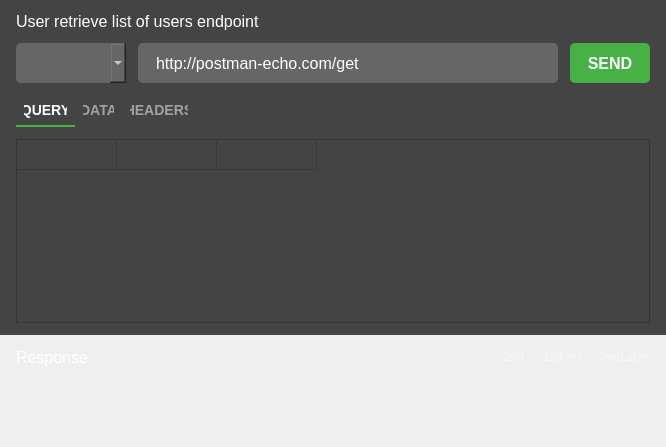
The window that Widgets/endpointdetailwidget.ui (ivanmaslyuk/RestTester) describes before a commit, drawn with Qt 5.
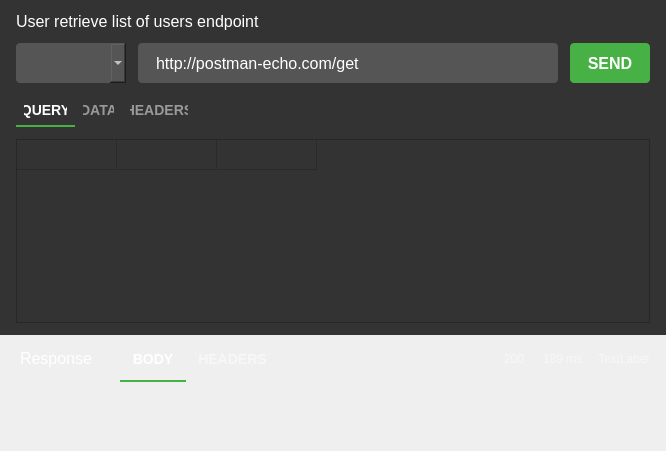
The same window after the commit. Custom widgets are drawn as their Qt base class.

What changed in the file:
```diff
--- a/Widgets/endpointdetailwidget.ui
+++ b/Widgets/endpointdetailwidget.ui
@@ -7,7 +7,7 @@
     <x>0</x>
     <y>0</y>
     <width>666</width>
-    <height>407</height>
+    <height>451</height>
    </rect>
   </property>
   <property name="windowTitle">
@@ -41,7 +41,7 @@
       </sizepolicy>
      </property>
      <property name="styleSheet">
-      <string notr="true">background-color: #444;</string>
+      <string notr="true">background-color: #333;</string>
      </property>
      <layout class="QVBoxLayout" name="verticalLayout_5">
       <property name="spacing">
@@ -90,8 +90,8 @@
            <string notr="true">QComboBox {
 	height: 40px;	
 	margin: 0;
-	border-radius: 5px;
-	background-color: #666;
+	border-radius: 4px;
+	background-color: #555;
 	color: white;
 	text-align: center;
 	padding-left: 16px;
@@ -146,10 +146,10 @@
           </property>
           <property name="styleSheet">
            <string notr="true">font-size: 16px;
-background-color: #666;
+background-color: #555;
 padding-left: 16px;
 padding-right: 16px;
-border-radius: 5px;
+border-radius: 4px;
 color: white;</string>
           </property>
           <property name="text">
@@ -195,7 +195,7 @@
              <string notr="true">QPushButton {
 	background-color: rgb(72, 177, 70);
 	color: white;
-	border-radius: 5px;
+	border-radius: 4px;
 	font-size: 16px;
 	font-weight: bold;
 	font-family: &quot;Roboto&quot;;
@@ -257,6 +257,9 @@
 	border: none;
 }</string>
         </property>
+        <property name="tabShape">
+         <enum>QTabWidget::Rounded</enum>
+        </property>
         <property name="currentIndex">
          <number>0</number>
         </property>
@@ -516,25 +519,59 @@
           <number>16</number>
          </property>
          <property name="topMargin">
-          <number>12</number>
+          <number>0</number>
          </property>
          <property name="rightMargin">
           <number>16</number>
          </property>
          <property name="bottomMargin">
-          <number>12</number>
+          <number>0</number>
          </property>
          <item>
           <widget class="QLabel" name="label">
            <property name="styleSheet">
             <string notr="true">font-size: 16px;
-color: white;</string>
+color: white;
+margin-right: 24px;</string>
            </property>
            <property name="text">
             <string>Response</string>
            </property>
           </widget>
          </item>
+         <item>
+          <widget class="QPushButton" name="pushButton">
+           <property name="styleSheet">
+            <string notr="true">height: 43px;
+background: transparent;
+font-size: 14px;
+font-weight: bold;
+color: white;
+border: none;
+border-bottom: 2px solid #48B146;
+padding: 2px 12px 0 12px;</string>
+           </property>
+           <property name="text">
+            <string>BODY</string>
+           </property>
+          </widget>
+         </item>
+         <item>
+          <widget class="QPushButton" name="pushButton_2">
+           <property name="styleSheet">
+            <string notr="true">height: 43px;
+background: transparent;
+font-size: 14px;
+font-weight: bold;
+color: rgba(255, 255, 255, 0.5);
+border: none;
+padding: 0 12px;</string>
+           </property>
+           <property name="text">
+            <string>HEADERS</string>
+           </property>
+          </widget>
+         </item>
          <item>
           <spacer name="horizontalSpacer">
            <property name="orientation">
```
Left out of the diff: 6 changed lines with no effect on the pictures.
